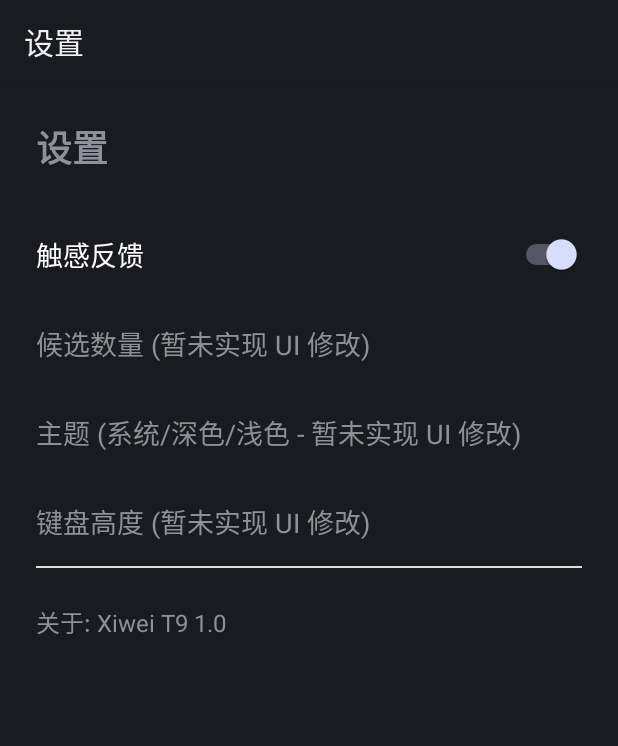
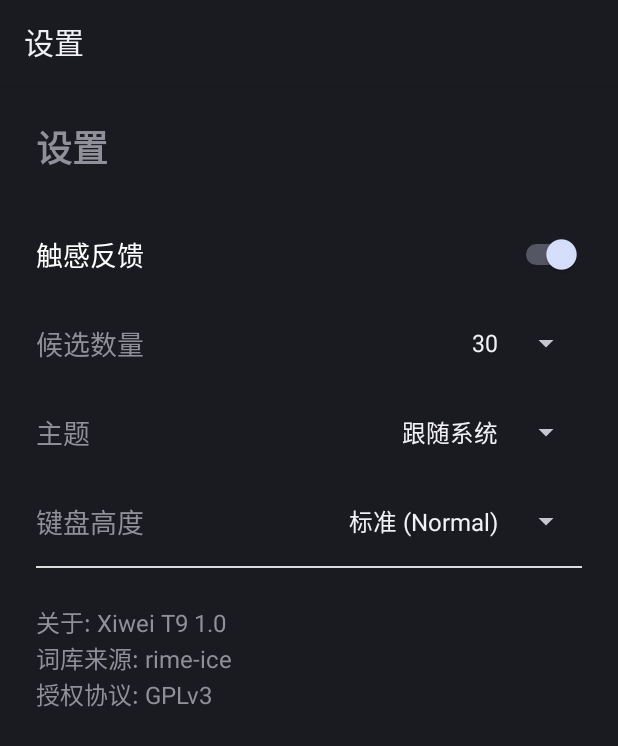
Before and after one commit to Xiwei753/pinyin, an Android app: the SettingsActivity screen opened directly, with no data from a screen before it, on a phone screen of 412 x 824 dp. Shown: the top 746 px of the screen. Run offline under Robolectric (Android 15) with nearby library versions, the phone set to English and light mode, and no system bars.

Commit message:
feat(t9): improve T9 engine, view pool, and settings UI
- Optimize dictionary loading via DictionaryManager singleton
- Fix candidate ViewPool to reuse views and prevent removal overhead
- Complete settings page (themes, candidate counts, keyboard heights)
- Apply dynamic theming and dimensional updates to keyboard views
- Refine T9Engine scoring with segmentation penalty, length bonuses
- Ensure bare numeric fallback always stays at the end
- Add key background drawables for states (pressed, normal, special)
- Add comprehensive test coverage (T9Engine Fallback, ViewPool logic, SettingsRepository)

Co-authored-by: Xiwei753 <188466272+Xiwei753@users.noreply.github.com>

```diff
--- a/frontends/android-ime/native-app/android/app/build.gradle.kts
+++ b/frontends/android-ime/native-app/android/app/build.gradle.kts
@@ -39,4 +39,5 @@ dependencies {
     // No complex dependencies as requested
 
     testImplementation("junit:junit:4.13.2")
+    testImplementation("org.mockito:mockito-core:5.3.1")
 }
--- a/frontends/android-ime/native-app/android/app/src/main/java/io/github/xiwei753/pinyin/t9/SettingsActivity.kt
+++ b/frontends/android-ime/native-app/android/app/src/main/java/io/github/xiwei753/pinyin/t9/SettingsActivity.kt
@@ -3,6 +3,9 @@ package io.github.xiwei753.pinyin.t9
 import android.app.Activity
 import android.os.Bundle
 import android.widget.Switch
+import android.widget.Spinner
+import android.widget.AdapterView
+import android.view.View
 
 class SettingsActivity : Activity() {
 
@@ -20,5 +23,47 @@ class SettingsActivity : Activity() {
         hapticSwitch.setOnCheckedChangeListener { _, isChecked ->
             settingsRepository.setHapticFeedbackEnabled(isChecked)
         }
+
+        // Candidate count
+        val candidateCountSpinner = findViewById<Spinner>(R.id.spinner_candidate_count)
+        val candidateCountValues = resources.getStringArray(R.array.candidate_count_values)
+        val currentCount = settingsRepository.getCandidateCount().toString()
+        val countIndex = candidateCountValues.indexOf(currentCount)
+        if (countIndex >= 0) candidateCountSpinner.setSelection(countIndex)
+
+        candidateCountSpinner.onItemSelectedListener = object : AdapterView.OnItemSelectedListener {
+            override fun onItemSelected(parent: AdapterView<*>?, view: View?, position: Int, id: Long) {
+                settingsRepository.setCandidateCount(candidateCountValues[position].toInt())
+            }
+            override fun onNothingSelected(parent: AdapterView<*>?) {}
+        }
+
+        // Theme
+        val themeSpinner = findViewById<Spinner>(R.id.spinner_theme)
+        val themeValues = resources.getStringArray(R.array.theme_values)
+        val currentTheme = settingsRepository.getTheme()
+        val themeIndex = themeValues.indexOf(currentTheme)
+        if (themeIndex >= 0) themeSpinner.setSelection(themeIndex)
+
+        themeSpinner.onItemSelectedListener = object : AdapterView.OnItemSelectedListener {
+            override fun onItemSelected(parent: AdapterView<*>?, view: View?, position: Int, id: Long) {
+                settingsRepository.setTheme(themeValues[position])
+            }
+            override fun onNothingSelected(parent: AdapterView<*>?) {}
+        }
+
+        // Keyboard height
+        val heightSpinner = findViewById<Spinner>(R.id.spinner_keyboard_height)
+        val heightValues = resources.getStringArray(R.array.keyboard_height_values)
+        val currentHeight = settingsRepository.getKeyboardHeight()
+        val heightIndex = heightValues.indexOf(currentHeight)
+        if (heightIndex >= 0) heightSpinner.setSelection(heightIndex)
+
+        heightSpinner.onItemSelectedListener = object : AdapterView.OnItemSelectedListener {
+            override fun onItemSelected(parent: AdapterView<*>?, view: View?, position: Int, id: Long) {
+                settingsRepository.setKeyboardHeight(heightValues[position])
+            }
+            override fun onNothingSelected(parent: AdapterView<*>?) {}
+        }
     }
 }
--- a/frontends/android-ime/native-app/android/app/src/main/java/io/github/xiwei753/pinyin/t9/SettingsRepository.kt
+++ b/frontends/android-ime/native-app/android/app/src/main/java/io/github/xiwei753/pinyin/t9/SettingsRepository.kt
@@ -29,4 +29,12 @@ class SettingsRepository(context: Context) {
     fun setTheme(theme: String) {
         prefs.edit().putString("theme", theme).apply()
     }
+
+    fun getKeyboardHeight(): String {
+        return prefs.getString("keyboard_height", "normal") ?: "normal"
+    }
+
+    fun setKeyboardHeight(height: String) {
+        prefs.edit().putString("keyboard_height", height).apply()
+    }
 }
--- a/frontends/android-ime/native-app/android/app/src/main/res/drawable/key_bg_pressed.xml
+++ b/frontends/android-ime/native-app/android/app/src/main/res/drawable/key_bg_pressed.xml
@@ -1,7 +1,7 @@
 <?xml version="1.0" encoding="utf-8"?>
 <shape xmlns:android="http://schemas.android.com/apk/res/android">
-    <solid android:color="#EEEEEE" />
+    <solid android:color="#E0E0E0" />
     <corners android:radius="8dp" />
     <padding android:left="8dp" android:top="8dp" android:right="8dp" android:bottom="8dp" />
-    <stroke android:width="1dp" android:color="#D0D0D0" />
+    <stroke android:width="1dp" android:color="#CCCCCC" />
 </shape>
--- a/frontends/android-ime/native-app/android/app/src/main/res/drawable/key_bg_special_normal.xml
+++ b/frontends/android-ime/native-app/android/app/src/main/res/drawable/key_bg_special_normal.xml
@@ -1,6 +1,6 @@
 <?xml version="1.0" encoding="utf-8"?>
 <shape xmlns:android="http://schemas.android.com/apk/res/android">
-    <solid android:color="#E0E0E0" />
+    <solid android:color="#E8E8E8" />
     <corners android:radius="8dp" />
     <padding android:left="8dp" android:top="8dp" android:right="8dp" android:bottom="8dp" />
     <stroke android:width="1dp" android:color="#D0D0D0" />
--- a/frontends/android-ime/native-app/android/app/src/main/res/drawable/key_bg_special_pressed.xml
+++ b/frontends/android-ime/native-app/android/app/src/main/res/drawable/key_bg_special_pressed.xml
@@ -1,7 +1,7 @@
 <?xml version="1.0" encoding="utf-8"?>
 <shape xmlns:android="http://schemas.android.com/apk/res/android">
-    <solid android:color="#CCCCCC" />
+    <solid android:color="#D0D0D0" />
     <corners android:radius="8dp" />
     <padding android:left="8dp" android:top="8dp" android:right="8dp" android:bottom="8dp" />
-    <stroke android:width="1dp" android:color="#B0B0B0" />
+    <stroke android:width="1dp" android:color="#C0C0C0" />
 </shape>
--- a/frontends/android-ime/native-app/android/app/src/main/res/layout/activity_settings.xml
+++ b/frontends/android-ime/native-app/android/app/src/main/res/layout/activity_settings.xml
@@ -33,8 +33,13 @@
             android:layout_width="0dp"
             android:layout_weight="1"
             android:layout_height="wrap_content"
-            android:text="候选数量 (暂未实现 UI 修改)"
+            android:text="候选数量"
             android:textSize="18sp" />
+        <Spinner
+            android:id="@+id/spinner_candidate_count"
+            android:layout_width="wrap_content"
+            android:layout_height="wrap_content"
+            android:entries="@array/candidate_count_entries" />
     </LinearLayout>
 
     <LinearLayout
@@ -48,8 +53,13 @@
             android:layout_width="0dp"
             android:layout_weight="1"
             android:layout_height="wrap_content"
-            android:text="主题 (系统/深色/浅色 - 暂未实现 UI 修改)"
+            android:text="主题"
             android:textSize="18sp" />
+        <Spinner
+            android:id="@+id/spinner_theme"
+            android:layout_width="wrap_content"
+            android:layout_height="wrap_content"
+            android:entries="@array/theme_entries" />
     </LinearLayout>
 
     <LinearLayout
@@ -63,8 +73,13 @@
             android:layout_width="0dp"
             android:layout_weight="1"
             android:layout_height="wrap_content"
-            android:text="键盘高度 (暂未实现 UI 修改)"
+            android:text="键盘高度"
             android:textSize="18sp" />
+        <Spinner
+            android:id="@+id/spinner_keyboard_height"
+            android:layout_width="wrap_content"
+            android:layout_height="wrap_content"
+            android:entries="@array/keyboard_height_entries" />
     </LinearLayout>
 
     <View
@@ -75,7 +90,7 @@
     <TextView
         android:layout_width="wrap_content"
         android:layout_height="wrap_content"
-        android:text="关于: Xiwei T9 1.0"
+        android:text="关于: Xiwei T9 1.0\n词库来源: rime-ice\n授权协议: GPLv3"
         android:textSize="16sp"
         android:layout_marginTop="24dp" />
 
--- a/frontends/android-ime/native-app/android/app/src/main/res/layout/keyboard_view.xml
+++ b/frontends/android-ime/native-app/android/app/src/main/res/layout/keyboard_view.xml
@@ -25,7 +25,7 @@
             android:textSize="16sp"
             android:textColor="#888888"
             android:gravity="center_vertical"
-            android:paddingEnd="12dp"
+            android:paddingEnd="8dp"
             android:visibility="visible" />
 
         <HorizontalScrollView
@@ -46,6 +46,7 @@
 
     <!-- Keyboard Area 3x4 -->
     <LinearLayout
+        android:id="@+id/keyboard_area"
         android:layout_width="match_parent"
         android:layout_height="wrap_content"
         android:orientation="vertical"
--- /dev/null
+++ b/frontends/android-ime/native-app/android/app/src/main/res/values/arrays.xml
@@ -0,0 +1,37 @@
+<?xml version="1.0" encoding="utf-8"?>
+<resources>
+    <string-array name="candidate_count_entries">
+        <item>5</item>
+        <item>10</item>
+        <item>15</item>
+        <item>30</item>
+    </string-array>
+    <string-array name="candidate_count_values">
+        <item>5</item>
+        <item>10</item>
+        <item>15</item>
+        <item>30</item>
+    </string-array>
+
+    <string-array name="theme_entries">
+        <item>跟随系统</item>
+        <item>浅色</item>
+        <item>深色</item>
+    </string-array>
+    <string-array name="theme_values">
+        <item>system</item>
+        <item>light</item>
+        <item>dark</item>
+    </string-array>
+
+    <string-array name="keyboard_height_entries">
+        <item>低 (Low)</item>
+        <item>标准 (Normal)</item>
+        <item>高 (High)</item>
+    </string-array>
+    <string-array name="keyboard_height_values">
+        <item>low</item>
+        <item>normal</item>
+        <item>high</item>
+    </string-array>
+</resources>
```
Also changed, not shown: frontends/android-ime/native-app/android/app/src/main/java/io/github/xiwei753/pinyin/t9/XiweiT9ImeService.kt (+71 -6 lines), frontends/android-ime/native-app/android/app/src/main/java/io/github/xiwei753/pinyin/t9/core/T9Engine.kt (+35 -4 lines), frontends/android-ime/native-app/android/app/src/main/java/io/github/xiwei753/pinyin/t9/data/DictionaryManager.kt (added, +19 -0 lines), 3 other files.
